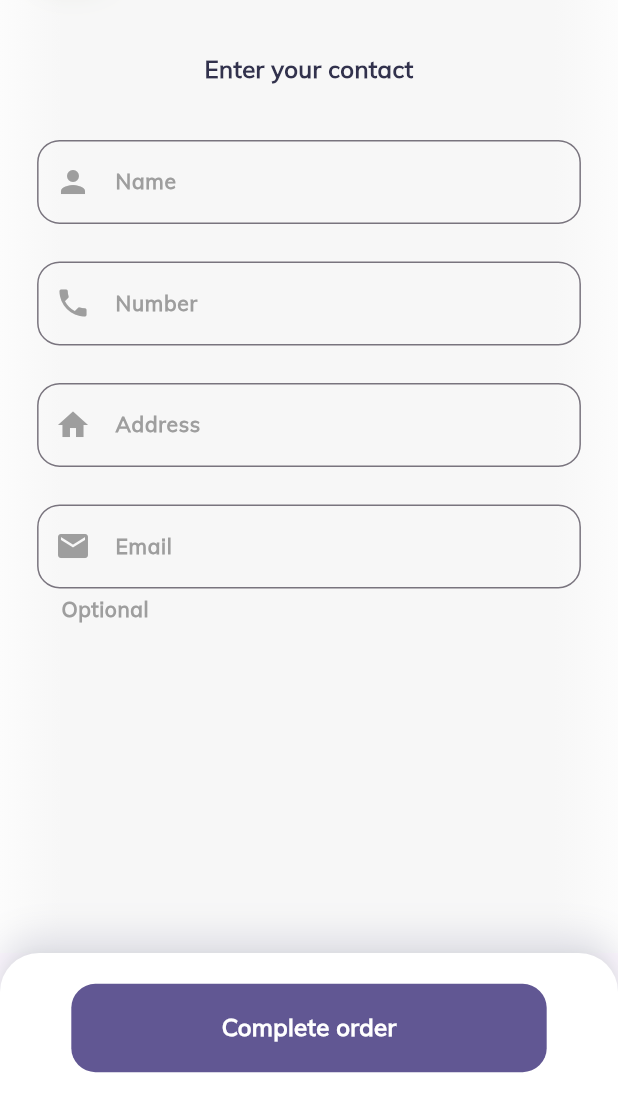
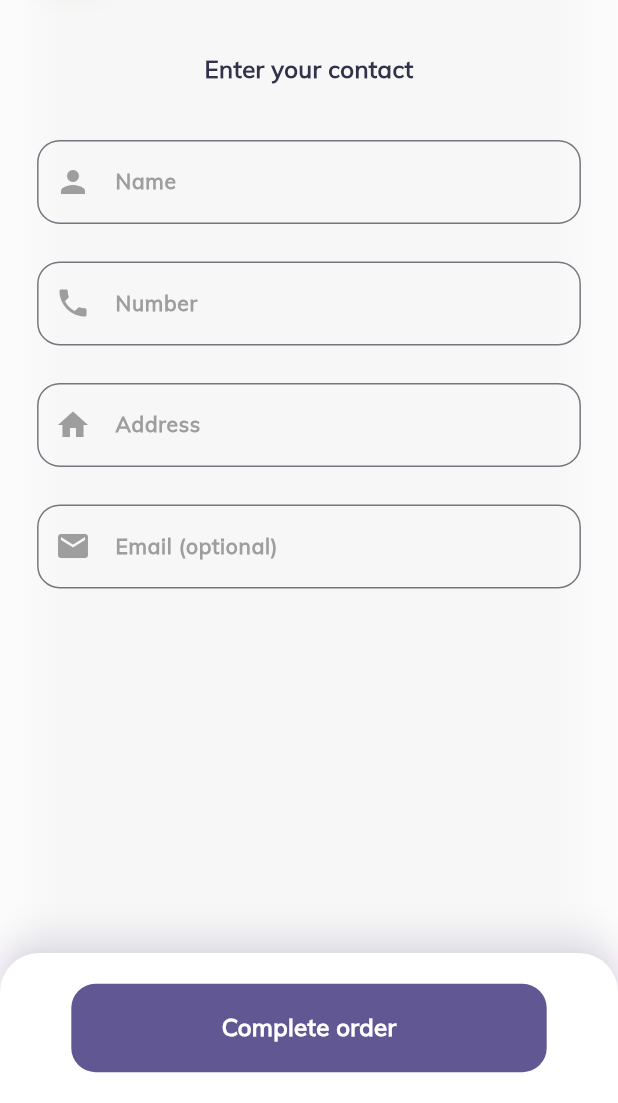
Before and after one commit to monoskribt/Restaurant-project, a Flutter app: the UserContact screen opened by its route, on a phone screen of 412 x 824 dp, the part 133-1236 px from its top. Run offline on Flutter 3.47's test engine with Material 3 defaults, Android fonts, the phone set to English and light mode, and no system bars; our stand-ins replace bloc, equatable, flutter_bloc, flutter_svg; missing offline and left inert: mailer; project files that could hold a hidden picture were left out.

```diff
--- a/lib/screens/user_contact_details/user_contact_details.dart
+++ b/lib/screens/user_contact_details/user_contact_details.dart
@@ -244,7 +244,7 @@ class _UserContactState extends State<UserContact> {
                                     border: OutlineInputBorder(
                                       borderRadius: BorderRadius.circular(15),
                                     ),
-                                    labelText: "Email",
+                                    labelText: "Email (optional)",
                                     labelStyle: TextStyle(
                                       fontSize: 0.017 * screenHeight,
                                       fontFamily: "Mulish-Regular",
@@ -253,13 +253,6 @@ class _UserContactState extends State<UserContact> {
                                     ),
                                     prefixIcon: const Icon(
                                       Icons.email,
-                                      color: Colors.grey,
-                                    ),
-                                    helperText: "Optional",
-                                    helperStyle: TextStyle(
-                                      fontSize: 0.017 * screenHeight,
-                                      fontFamily: "Mulish-Regular",
-                                      fontWeight: FontWeight.w800,
                                       color: Colors.grey,
                                     ),
                                     focusedBorder: OutlineInputBorder(
```
